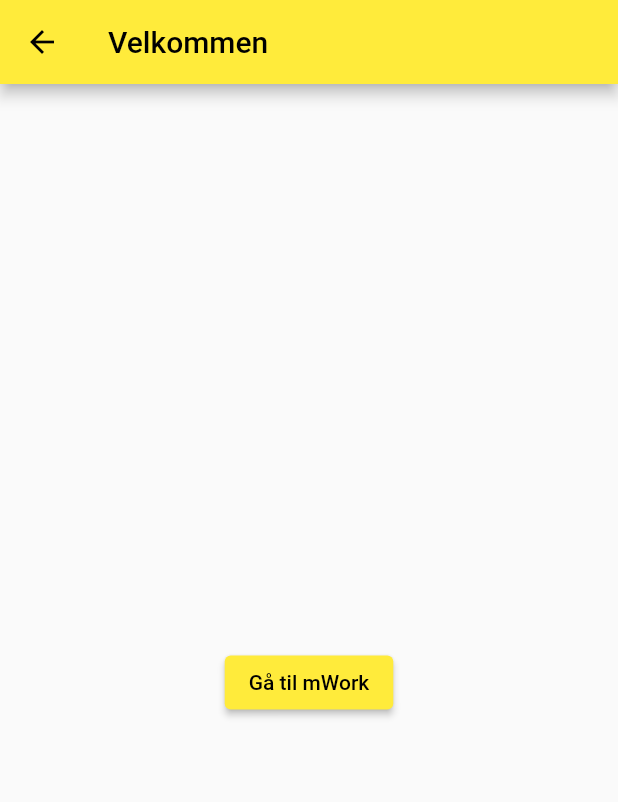
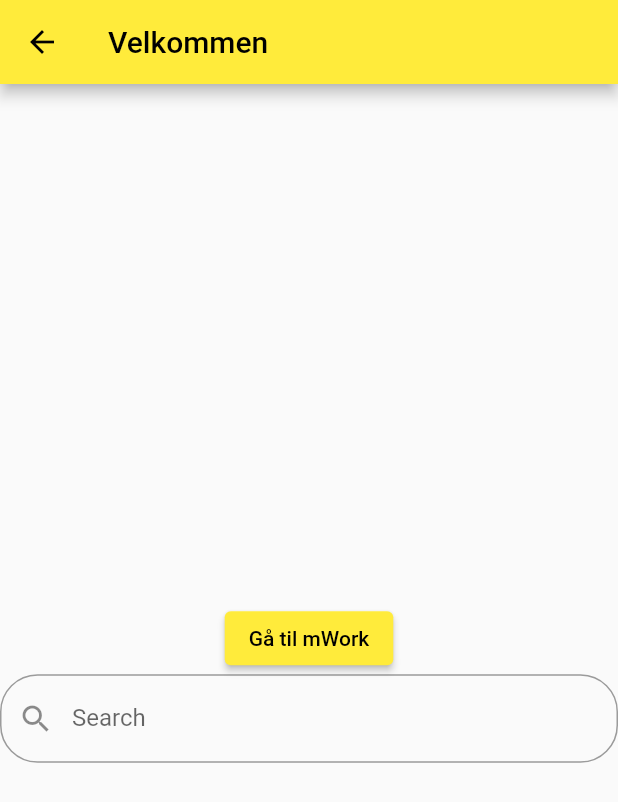
Before and after one commit to RoarGronmo/mtime_mordre_2, a Flutter app: the screen it shows after launch, on a phone screen of 412 x 824 dp. Shown: the top 802 px of the screen. Run offline on Flutter 3.47's test engine with Material 2 defaults, Android fonts, the phone set to English and light mode, and no system bars; missing offline and left inert: aad_oauth, msal_js; network calls fail.

Commit message:
added filter/search.

```diff
--- a/lib/home.dart
+++ b/lib/Screens/home.dart
@@ -1,9 +1,9 @@
 
 import 'package:flutter/cupertino.dart';
 import 'package:flutter/material.dart';
-import 'package:mtime_mordre/onboarding.dart';
+import 'package:mtime_mordre/Screens/onboarding.dart';
 import 'package:mtime_mordre/snackbar.dart';
-import 'auth/iAuth_manager.dart';
+import '../auth/iAuth_manager.dart';
 import 'mordre.dart';
 
 class Mordre_Mtime extends StatelessWidget {
--- a/lib/onboarding.dart
+++ b/lib/Screens/onboarding.dart
@@ -1,10 +1,10 @@
 
 import 'package:flutter/cupertino.dart';
 import 'package:flutter/material.dart';
-import 'package:mtime_mordre/home.dart';
+import 'package:mtime_mordre/Screens/home.dart';
 import 'package:mtime_mordre/snackbar.dart';
-import 'Services/api_service.dart';
-import 'models/Bil.dart';
+import '../Services/api_service.dart';
+import '../models/Bil.dart';
 
 class Onboarding extends StatefulWidget {
   const Onboarding({Key? key, required this.title, }) : super(key: key);
@@ -16,6 +16,7 @@ class Onboarding extends StatefulWidget {
 
 class _Onboarding extends State<Onboarding> {
   late List<dynamic> departments = [];
+  TextEditingController editingController = TextEditingController();
   @override
   void initState() {
     _setData();
@@ -68,11 +69,24 @@ class _Onboarding extends State<Onboarding> {
             },
             child: const Text('Gå til mWork'),
           ),
+          TextField(
+            controller: editingController,
+            onChanged: (value) {
+              filterSearchResults(value);
+            },
+            decoration: InputDecoration(
+                labelText: "Search",
+                hintText: "Search",
+                prefixIcon: Icon(Icons.search),
+                border: OutlineInputBorder(
+                    borderRadius: BorderRadius.all(Radius.circular(25.0)))),
+          ),
           if (departments.isNotEmpty)
             Expanded(
               child: Card(
                 color: Colors.deepPurple,
                 child: ListView.builder(
+                    shrinkWrap: true,
                     itemCount: departments.length,
                     itemBuilder: (context, index) {
                       return ListTile(title: Text(departments[index].nm));
@@ -83,4 +97,23 @@ class _Onboarding extends State<Onboarding> {
       ),
     );
   }
+
+  void filterSearchResults(String query) {
+    List<MordreBil> searchList = <MordreBil>[];
+    if(query.isNotEmpty) {
+      departments.forEach((item) {
+        if(item.nm.contains(query)) {
+          print(item);
+          searchList.add(item);
+        }
+      });
+      setState(() {
+        print(searchList);
+        departments.clear();
+        departments.addAll(searchList);
+      });
+      return;
+
+    }
+  }
 }
--- a/lib/_router.dart
+++ b/lib/_router.dart
@@ -1,7 +1,7 @@
 import 'package:flutter/material.dart';
-import 'package:mtime_mordre/home.dart';
+import 'package:mtime_mordre/Screens/home.dart';
 import 'package:mtime_mordre/models/Departments_collection.dart';
-import 'package:mtime_mordre/onboarding.dart';
+import 'package:mtime_mordre/Screens/onboarding.dart';
 import 'package:provider/provider.dart';
 
 import 'common/theme.dart';
```
Also changed, not shown: lib/Screens/mordre.dart (renamed from lib/mordre.dart), 1 other file.
